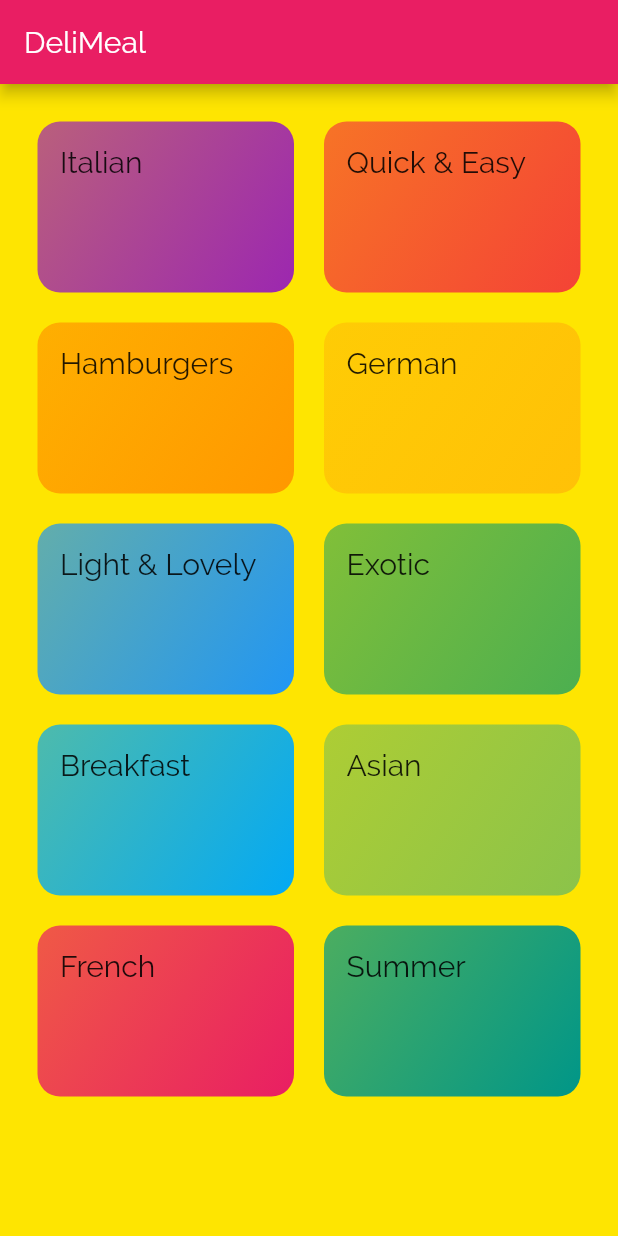
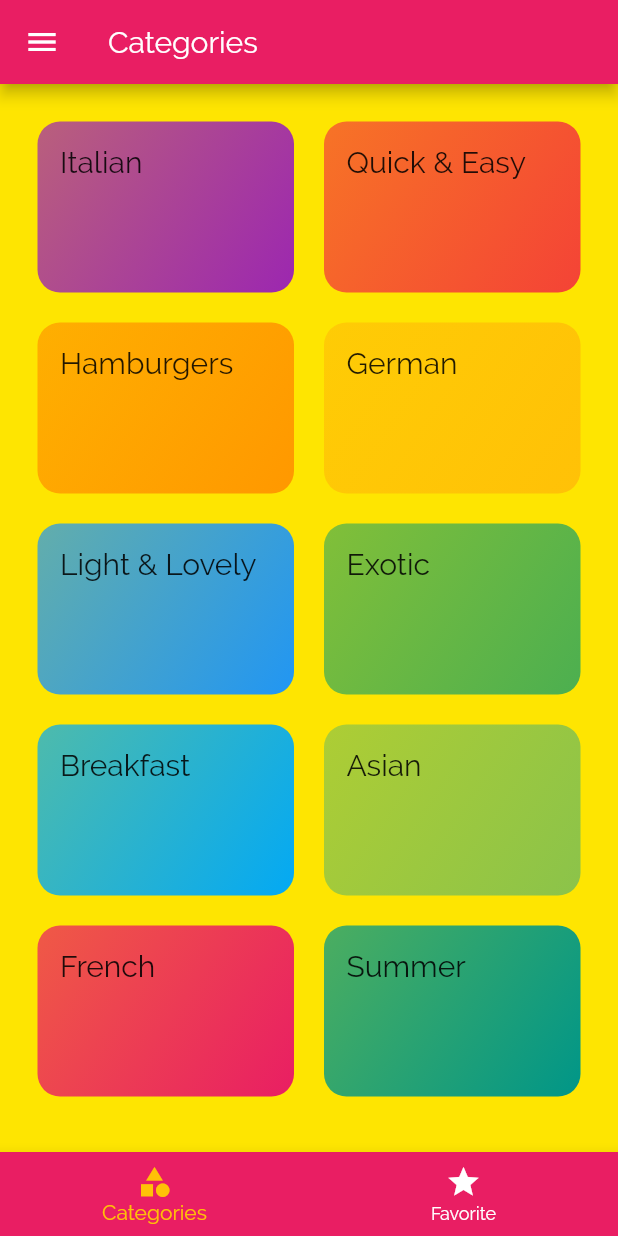
Before and after one commit to MAHFOUFRabah/meals_app, a Flutter app: the screen it shows after launch, on a phone screen of 412 x 824 dp. Run offline on Flutter 3.47's test engine with Material 2 defaults, Android fonts, the phone set to English and light mode, and no system bars.

Commit message:
Final Version
Adding favorite,
Adding Tabs,
Adding filters,
Adding Drawer: Menu

```diff
--- a/lib/categories_screen.dart
+++ /dev/null
@@ -1,25 +0,0 @@
-import 'package:flutter/cupertino.dart';
-import 'package:flutter/material.dart';
-import 'package:meals_app/category_item.dart';
-import 'package:meals_app/dummy_data.dart';
-
-class CategoriesScreen extends StatelessWidget {
-  @override
-  Widget build(BuildContext context) {
-    return Scaffold(
-      appBar: AppBar(title: const Text('DeliMeal'),),
-      body: GridView(
-        padding: EdgeInsets.all(25) ,
-        children: DUMMY_CATEGORIES
-            .map((catDta) => CategoryItem(catDta.id,catDta.title, catDta.color))
-            .toList(),
-        gridDelegate: SliverGridDelegateWithMaxCrossAxisExtent(
-          maxCrossAxisExtent: 200,
-          childAspectRatio: 3 / 2,
-          crossAxisSpacing: 20,
-          mainAxisSpacing: 20,
-        ),
-      ),
-    );
-  }
-}
--- a/lib/main.dart
+++ b/lib/main.dart
@@ -1,16 +1,73 @@
 import 'package:flutter/material.dart';
-import 'package:meals_app/categories_screen.dart';
-import 'package:meals_app/category_meals_screen.dart';
+import 'package:meals_app/dummy_data.dart';
+import 'package:meals_app/models/meal.dart';
+import 'package:meals_app/screens/categories_screen.dart';
+import 'package:meals_app/screens/category_meals_screen.dart';
+import 'package:meals_app/screens/filters_screen.dart';
+import 'package:meals_app/screens/meal_detail_screen.dart';
+import 'package:meals_app/screens/tabs_screen.dart';
 
 void main() {
   runApp(MyApp());
 }
 
-class MyApp extends StatelessWidget {
+class MyApp extends StatefulWidget {
   // This widget is the root of your application.
   @override
+  _MyAppState createState() => _MyAppState();
+}
+
+class _MyAppState extends State<MyApp> {
+  Map<String, bool> _filters = {
+    'gluten': false,
+    'lactose': false,
+    'vegan': false,
+    'vegetarian': false,
+  };
+  List<Meal> _availableMeals = DUMMY_MEALS;
+  List<Meal> _favoriteMeals = [];
+  bool _isMealFavorite(String id) {
+    return _favoriteMeals.any((meal) => meal.id == id);
+  }
+  void _setFilter(Map<String, bool> filterData) {
+    setState(() {
+      _filters = filterData;
+      _availableMeals = DUMMY_MEALS.where((meal) {
+        if (_filters['gluten'] && !meal.isGlutenFree) {
+          return false;
+        }
+        if (_filters['lactose'] && !meal.isLactoseFree) {
+          return false;
+        }
+        if (_filters['vegan'] && !meal.isVegan) {
+          return false;
+        }
+        if (_filters['vegetarian'] && !meal.isVegetarian) {
+          return false;
+        }
+        return true;
+      }).toList();
+    });
+  }
+  void _toggleFavorite(String mealId){
+    final existingIndex = _favoriteMeals.indexWhere((meal) => meal.id== mealId);
+    if(existingIndex>=0) {
+      setState(() {
+        _favoriteMeals.removeAt(existingIndex);
+      });
+
+    }
+    else{
+      setState(() {
+        _favoriteMeals.add(DUMMY_MEALS.firstWhere((meal) =>meal.id == mealId));
+      });
+    }
+
+
+  }
+
+  @override
   Widget build(BuildContext context) {
-
     return MaterialApp(
       title: 'Flutter Demo',
       theme: ThemeData(
@@ -33,10 +90,22 @@ class MyApp extends StatelessWidget {
             ),*/
         visualDensity: VisualDensity.adaptivePlatformDensity,
       ),
-      home: CategoriesScreen(),
+      //home: CategoriesScreen(),
+      initialRoute: '/',
       routes: {
-        CategoryMealsScreen.routeName: (ctx) =>CategoryMealsScreen()
-      }
+        '/': (ctx) => TabScreen(_favoriteMeals),
+        CategoryMealsScreen.routeName: (ctx) =>
+            CategoryMealsScreen(_availableMeals),
+        MealDetailScreen.routeName: (ctx) => MealDetailScreen(_toggleFavorite,_isMealFavorite),
+        FiltersScreen.routeName: (ctx) => FiltersScreen(_setFilter,_filters),
+      },
+      /*onGenerateRoute: (setting) {
+        print(setting.arguments);
+        return MaterialPageRoute(builder: (context) => CategoriesScreen());
+      },*/
+      /*onUnknownRoute: (settings) {
+        return MaterialPageRoute(builder: (context) => CategoriesScreen());
+      },*/
     );
   }
 }
--- /dev/null
+++ b/lib/screens/categories_screen.dart
@@ -0,0 +1,22 @@
+import 'package:flutter/cupertino.dart';
+import 'package:flutter/material.dart';
+import 'package:meals_app/widgets/category_item.dart';
+import 'package:meals_app/dummy_data.dart';
+
+class CategoriesScreen extends StatelessWidget {
+  @override
+  Widget build(BuildContext context) {
+    return GridView(
+      padding: EdgeInsets.all(25),
+      children: DUMMY_CATEGORIES
+          .map((catDta) => CategoryItem(catDta.id, catDta.title, catDta.color))
+          .toList(),
+      gridDelegate: SliverGridDelegateWithMaxCrossAxisExtent(
+        maxCrossAxisExtent: 200,
+        childAspectRatio: 3 / 2,
+        crossAxisSpacing: 20,
+        mainAxisSpacing: 20,
+      ),
+    );
+  }
+}
--- /dev/null
+++ b/lib/screens/tabs_screen.dart
@@ -0,0 +1,64 @@
+import 'package:flutter/material.dart';
+import 'package:meals_app/models/meal.dart';
+import 'package:meals_app/screens/categories_screen.dart';
+import 'package:meals_app/screens/favorites_screen.dart';
+import 'package:meals_app/widgets/main_drawer.dart';
+
+class TabScreen extends StatefulWidget {
+  final List<Meal> favoriteMeals;
+  TabScreen(this.favoriteMeals);
+  @override
+  _TabScreenState createState() => _TabScreenState();
+}
+
+class _TabScreenState extends State<TabScreen> {
+   List<Map<String, Object>> _pages ;
+  int _selectedPageIndex = 0;
+  @override
+  void initState() {
+    _pages = [
+      {
+        'title': 'Categories',
+        'page': CategoriesScreen(),
+      },
+      {
+        'title': 'Favories',
+        'page': FavoritesScreen(widget.favoriteMeals),
+      },
+    ];
+    super.initState();
+  }
+  void _selectPage(int index) {
+    setState(() {
+      _selectedPageIndex = index;
+    });
+  }
+
+  @override
+  Widget build(BuildContext context) {
+    return Scaffold(
+      appBar: AppBar(
+        title: Text(_pages[_selectedPageIndex]['title']),
+      ),
+      drawer: MainDrawer(),
+      body: _pages[_selectedPageIndex]['page'],
+      bottomNavigationBar: BottomNavigationBar(
+        onTap: _selectPage,
+        backgroundColor: Theme.of(context).primaryColor,
+        unselectedItemColor: Colors.white,
+        selectedItemColor: Colors.amber,
+        currentIndex: _selectedPageIndex,
+        items: [
+          BottomNavigationBarItem(
+            icon: Icon(Icons.category),
+            title: Text('Categories'),
+          ),
+          BottomNavigationBarItem(
+            icon: Icon(Icons.star),
+            title: Text('Favorite'),
+          ),
+        ],
+      ),
+    );
+  }
+}
--- a/lib/category_item.dart
+++ b/lib/widgets/category_item.dart
@@ -1,5 +1,5 @@
 import 'package:flutter/material.dart';
-import 'package:meals_app/category_meals_screen.dart';
+import 'package:meals_app/screens/category_meals_screen.dart';
 
 class CategoryItem extends StatelessWidget {
   final String title;
```
Also changed, not shown: lib/category_meals_screen.dart (deleted, +0 -28 lines), lib/screens/category_meals_screen.dart (added, +63 -0 lines), lib/screens/favorites_screen.dart (added, +29 -0 lines), lib/screens/filters_screen.dart (added, +110 -0 lines), lib/screens/meal_detail_screen.dart (added, +104 -0 lines), lib/widgets/main_drawer.dart (added, +56 -0 lines), lib/widgets/meal_item.dart (added, +155 -0 lines).
